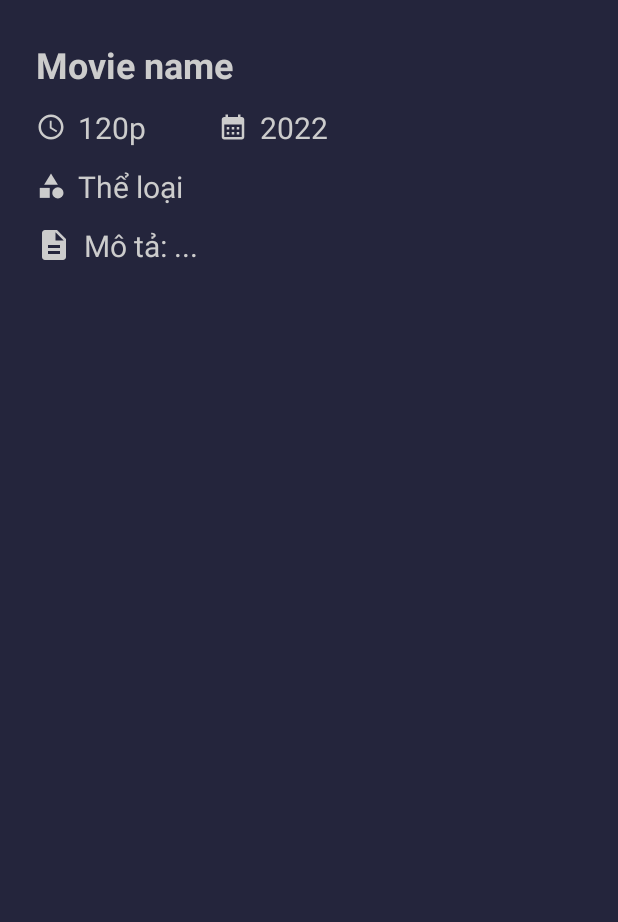
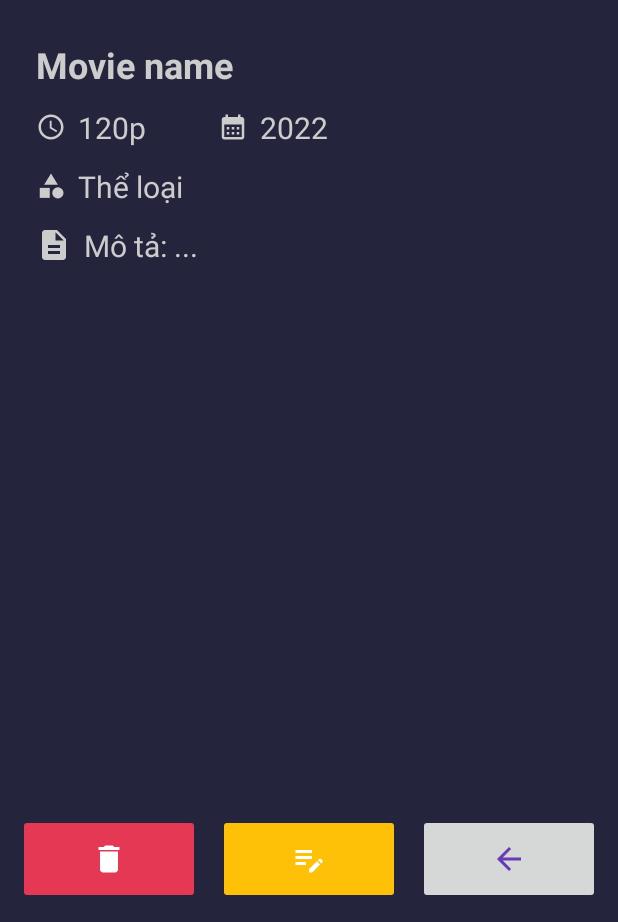
Before and after one commit to LD-Tien/LearnAndroid, an Android app: the MovieDetailsActivity screen opened directly, with no data from a screen before it, on a phone screen of 412 x 824 dp, the part 314-1236 px from its top. Run offline under Robolectric (Android 15) with nearby library versions, the phone set to English and light mode, and no system bars; pictures from the network do not load; 8 statements that could not run were skipped.

Commit message:
Update giao dien xem chi chi tiet

```diff
--- /dev/null
+++ b/MovieListCRUD/app/src/main/res/drawable/ic_baseline_arrow_back_24.xml
@@ -0,0 +1,5 @@
+<vector android:autoMirrored="true" android:height="24dp"
+    android:tint="#000000" android:viewportHeight="24"
+    android:viewportWidth="24" android:width="24dp" xmlns:android="http://schemas.android.com/apk/res/android">
+    <path android:fillColor="@android:color/white" android:pathData="M20,11H7.83l5.59,-5.59L12,4l-8,8 8,8 1.41,-1.41L7.83,13H20v-2z"/>
+</vector>
--- /dev/null
+++ b/MovieListCRUD/app/src/main/res/drawable/ic_baseline_delete_24.xml
@@ -0,0 +1,5 @@
+<vector android:height="24dp" android:tint="#000000"
+    android:viewportHeight="24" android:viewportWidth="24"
+    android:width="24dp" xmlns:android="http://schemas.android.com/apk/res/android">
+    <path android:fillColor="@android:color/white" android:pathData="M6,19c0,1.1 0.9,2 2,2h8c1.1,0 2,-0.9 2,-2V7H6v12zM19,4h-3.5l-1,-1h-5l-1,1H5v2h14V4z"/>
+</vector>
--- /dev/null
+++ b/MovieListCRUD/app/src/main/res/drawable/ic_baseline_edit_note_24.xml
@@ -0,0 +1,5 @@
+<vector android:height="24dp" android:tint="#000000"
+    android:viewportHeight="24" android:viewportWidth="24"
+    android:width="24dp" xmlns:android="http://schemas.android.com/apk/res/android">
+    <path android:fillColor="@android:color/white" android:pathData="M3,10h11v2H3V10zM3,8h11V6H3V8zM3,16h7v-2H3V16zM18.01,12.87l0.71,-0.71c0.39,-0.39 1.02,-0.39 1.41,0l0.71,0.71c0.39,0.39 0.39,1.02 0,1.41l-0.71,0.71L18.01,12.87zM17.3,13.58l-5.3,5.3V21h2.12l5.3,-5.3L17.3,13.58z"/>
+</vector>
--- a/MovieListCRUD/app/src/main/res/layout/activity_movie_details.xml
+++ b/MovieListCRUD/app/src/main/res/layout/activity_movie_details.xml
@@ -6,9 +6,12 @@
     android:layout_height="match_parent"
     tools:context=".ui.MovieDetailsActivity"
     android:background="@color/dark_blue">
+
     <ScrollView
+        android:id="@+id/scrollView2"
         android:layout_width="match_parent"
         android:layout_height="match_parent">
+
         <RelativeLayout
             android:layout_width="match_parent"
             android:layout_height="match_parent">
@@ -162,4 +165,43 @@
         </RelativeLayout>
     </ScrollView>
 
+    <LinearLayout
+        android:layout_width="match_parent"
+        android:layout_height="wrap_content"
+        app:layout_constraintBottom_toBottomOf="@+id/scrollView2"
+        android:padding="12dp"
+        android:orientation="horizontal"
+        android:divider="@drawable/empty_tall_divider"
+        android:showDividers="middle">
+
+        <ImageButton
+            android:id="@+id/btnDelete"
+            android:layout_weight="1"
+            android:layout_width="0dp"
+            android:layout_height="60dp"
+            android:src="@drawable/ic_baseline_delete_24"
+            app:tint="@color/white"
+            android:backgroundTint="@color/tomato"/>
+
+        <ImageButton
+            android:id="@+id/btnEdit"
+            android:layout_weight="1"
+            android:layout_width="0dp"
+            android:layout_height="60dp"
+            android:src="@drawable/ic_baseline_edit_note_24"
+            android:backgroundTint="@color/orange_light"
+            app:tint="@color/white"
+            />
+
+        <ImageButton
+            android:id="@+id/btnBack"
+            android:layout_weight="1"
+            android:layout_width="0dp"
+            android:layout_height="60dp"
+            android:src="@drawable/ic_baseline_arrow_back_24"
+            app:tint="@color/colorPrimary"
+            android:textColor="@color/colorPrimary"/>
+
+    </LinearLayout>
+
 </androidx.constraintlayout.widget.ConstraintLayout>
```
